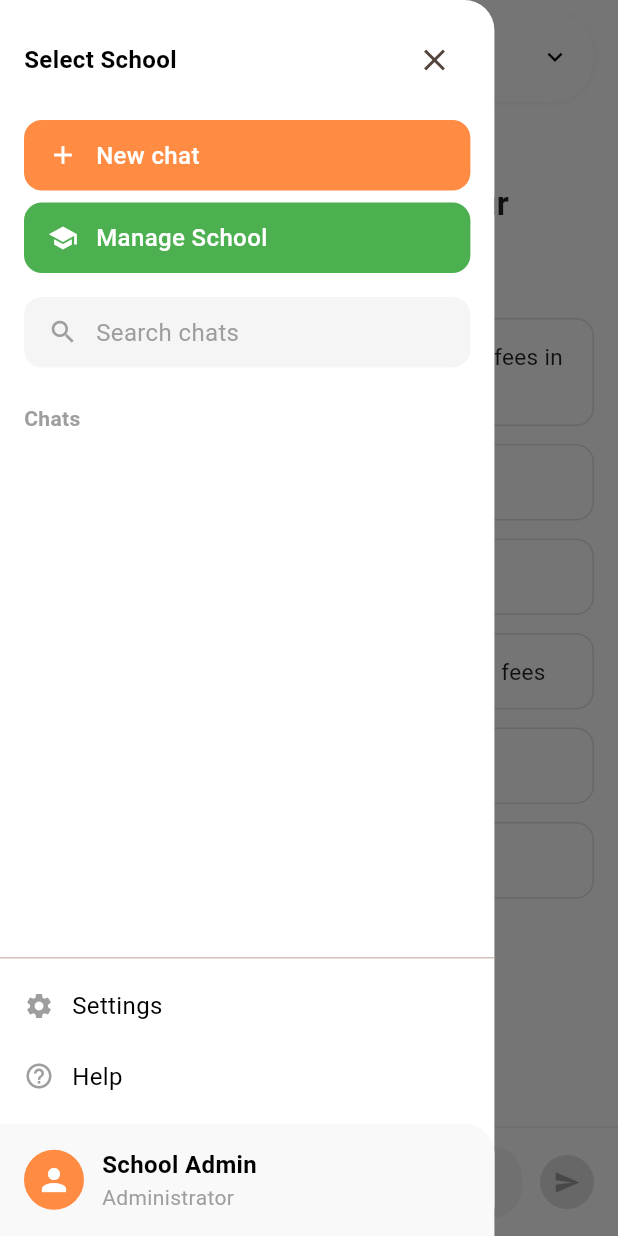
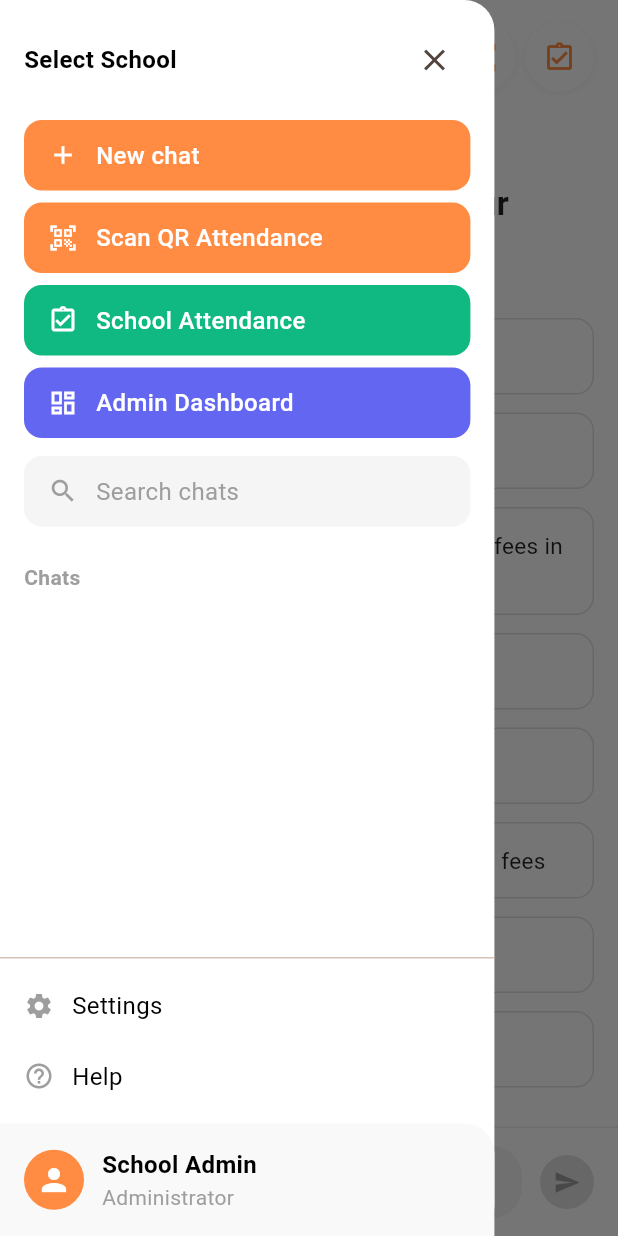
Before and after one commit to olasegirioluwa3/zed-school-ai-mgt, a Flutter app: the AiHomeScreen screen opened directly, with the side drawer open, on a phone screen of 412 x 824 dp. Run offline on Flutter 3.47's test engine with Material 3 defaults, Android fonts, the phone set to English and light mode, and no system bars; our stand-ins replace file_picker, flutter_markdown, google_mobile_ads, image_picker, shared_preferences; missing offline and left inert: mobile_scanner; accounts and stored records are empty; network calls fail.

Commit message:
screen realigned with qrcode, ai and admin dahboard

```diff
--- a/lib/screens/adminapp/qr_scan_screen.dart
+++ b/lib/screens/adminapp/qr_scan_screen.dart
@@ -49,7 +49,6 @@ class _QrScanScreenState extends State<QrScanScreen>
   // Real-time scan feedback & timer
   Timer? _scanTimer;
   int _secondsElapsed = 0;
-  int _framesAnalyzed = 0;
 
   // Track staff members scanned during this active session
   final List<StaffAttendanceRecord> _sessionAttendance = [];
@@ -74,13 +73,11 @@ class _QrScanScreenState extends State<QrScanScreen>
   void _startScanTimer() {
     _scanTimer?.cancel();
     _secondsElapsed = 0;
-    _framesAnalyzed = 0;
     _scanTimer = Timer.periodic(const Duration(seconds: 1), (timer) {
       if (!mounted) return;
       if (!_isProcessing) {
         setState(() {
           _secondsElapsed++;
-          _framesAnalyzed += 15; // approximate live frames
         });
       }
     });
@@ -89,7 +86,6 @@ class _QrScanScreenState extends State<QrScanScreen>
   void _resetScanTimer() {
     setState(() {
       _secondsElapsed = 0;
-      _framesAnalyzed = 0;
       _isProcessing = false;
     });
   }
@@ -773,7 +769,7 @@ class _QrScanScreenState extends State<QrScanScreen>
                                 const Color(0xFFFF7A00),
                                 const Color(0xFFFFB066),
                                 const Color(0xFFFF7A00),
-                                const Color(0xFFFF7A00).withOpacity(0.0),
+                                const Color(0xFFFF7A00).withValues(alpha: 0.0),
                               ],
                             ),
                             boxShadow: [
--- a/lib/screens/ai_home/ai_home_screen.dart
+++ b/lib/screens/ai_home/ai_home_screen.dart
@@ -6,6 +6,7 @@ import '../../models/zed/zed_chat_message.dart';
 import '../../models/zed/zed_api_exception.dart';
 import '../../services/school_service.dart';
 import '../../services/zed_ai_service.dart';
+import '../../services/ad_service.dart';
 import '../../config/api_config.dart';
 import '../../widgets/ai_navigation_drawer.dart';
 import '../../widgets/school_selector.dart';
@@ -14,9 +15,9 @@ import '../../widgets/chat/ai_message.dart';
 import '../../widgets/chat/ai_typing_indicator.dart';
 import '../../widgets/chat/chat_input.dart';
 import '../../widgets/chat/suggestion_chip.dart';
-import '../../widgets/ad_banner_widget.dart';
-import '../../services/ad_service.dart';
 import '../adminapp/admin_home.dart';
+import '../adminapp/school_attendance_screen.dart';
+import '../adminapp/qr_scan_screen.dart';
 
 class AiHomeScreen extends StatefulWidget {
   const AiHomeScreen({super.key});
@@ -173,10 +174,18 @@ class _AiHomeScreenState extends State<AiHomeScreen> {
         onSettings: _handleSettings,
         onHelp: _handleHelp,
         onManageSchool: _handleManageSchool,
+        onAttendance: () {
+          Navigator.of(context).pop();
+          _openSchoolAttendance();
+        },
+        onQrScan: () {
+          Navigator.of(context).pop();
+          _openQrScanner();
+        },
       ),
       body: Column(
         children: [
-          // Fixed header - DO NOT MODIFY
+          // Fixed header
           SafeArea(
             bottom: false,
             child: Padding(
@@ -186,7 +195,7 @@ class _AiHomeScreenState extends State<AiHomeScreen> {
                   Builder(
                     builder: (context) => _buildMenuButton(context),
                   ),
-                  const SizedBox(width: 12),
+                  const SizedBox(width: 8),
                   Expanded(
                     child: SchoolSelector(
                       currentSchool: _currentSchool,
@@ -194,21 +203,25 @@ class _AiHomeScreenState extends State<AiHomeScreen> {
                       onSchoolSelected: _handleSchoolSelected,
                     ),
                   ),
+                  const SizedBox(width: 8),
+                  _buildHeaderIconButton(
+                    icon: Icons.qr_code_scanner,
+                    tooltip: 'Scan Attendance',
+                    onTap: _openQrScanner,
+                  ),
+                  const SizedBox(width: 6),
+                  _buildHeaderIconButton(
+                    icon: Icons.assignment_turned_in_outlined,
+                    tooltip: 'Attendance Records',
+                    onTap: _openSchoolAttendance,
+                  ),
                 ],
               ),
             ),
           ),
-          // Banner Ad above chat response
-          const AdBannerWidget(
-            margin: EdgeInsets.symmetric(vertical: 4),
-          ),
           // Chat content area
           Expanded(
             child: _messages.isEmpty ? _buildEmptyState() : _buildChatMessages(),
-          ),
-          // Banner Ad fixed above input field
-          const AdBannerWidget(
-            margin: EdgeInsets.symmetric(vertical: 4),
           ),
           // Chat input
           ChatInput(
@@ -251,6 +264,16 @@ class _AiHomeScreenState extends State<AiHomeScreen> {
             ],
           ),
           const SizedBox(height: 32),
+          SuggestionChip(
+            text: 'Take staff attendance (Scan QR Code)',
+            onTap: _openQrScanner,
+          ),
+          const SizedBox(height: 12),
+          SuggestionChip(
+            text: 'View today\'s staff attendance records',
+            onTap: _openSchoolAttendance,
+          ),
+          const SizedBox(height: 12),
           SuggestionChip(
             text: 'How many students have paid their school fees in SSS 3?',
             onTap: () => _handleSuggestionTap('How many students have paid their school fees in SSS 3?'),
@@ -348,10 +371,41 @@ class _AiHomeScreenState extends State<AiHomeScreen> {
     );
   }
 
+  Widget _buildHeaderIconButton({
+    required IconData icon,
+    required String tooltip,
+    required VoidCallback onTap,
+  }) {
+    return Tooltip(
+      message: tooltip,
+      child: GestureDetector(
+        onTap: onTap,
+        child: Container(
+          width: menuButtonSize,
+          height: menuButtonSize,
+          decoration: BoxDecoration(
+            color: whiteColor,
+            shape: BoxShape.circle,
+            boxShadow: [
+              BoxShadow(
+                color: Colors.grey.withValues(alpha: 0.1),
+                spreadRadius: 1,
+                blurRadius: 3,
+                offset: const Offset(0, 1),
+              ),
+            ],
+          ),
+          child: Icon(
+            icon,
+            color: const Color(0xFFFF8C42),
+            size: 22,
+          ),
+        ),
+      ),
+    );
+  }
+
   void _handleSchoolSelected(School school) {
-    if (_currentSchool?.id != school.id) {
-      AdService.instance.showRewardedAd();
-    }
     setState(() {
       _currentSchool = school;
       _schoolService.selectSchool(school.id);
@@ -702,6 +756,25 @@ class _AiHomeScreenState extends State<AiHomeScreen> {
     );
   }
 
+  void _openQrScanner() {
+    Navigator.of(context).push(
+      MaterialPageRoute(
+        builder: (context) => QrScanScreen(
+          schoolName: _currentSchool?.name,
+        ),
+      ),
+    );
+  }
+
+  void _openSchoolAttendance() {
+    Navigator.of(context).push(
+      MaterialPageRoute(
+        builder: (context) => SchoolAttendanceScreen(
+          initialSchoolId: _currentSchool?.id,
+        ),
+      ),
+    );
+  }
 }
 
 class _Dot extends StatelessWidget {
--- a/lib/screens/login/login_screen.dart
+++ b/lib/screens/login/login_screen.dart
@@ -1,5 +1,5 @@
 import 'package:flutter/material.dart';
-import '../adminapp/school_screen.dart';
+import '../ai_home/ai_home_screen.dart';
 import '../../services/school_service.dart';
 import '../../services/auth_service.dart';
 import '../../models/zed/zed_api_exception.dart';
@@ -235,11 +235,11 @@ class _LoginScreenState extends State<LoginScreen> {
         password: password,
       );
 
-      // After login, fetch schools and navigate to school selection
+      // After login, fetch schools and navigate to AI chat page
       await SchoolService().fetchSchools();
       if (mounted) {
         Navigator.of(context).pushReplacement(
-          MaterialPageRoute(builder: (context) => const SchoolScreen()),
+          MaterialPageRoute(builder: (context) => const AiHomeScreen()),
         );
       }
     } on ZedApiException catch (e) {
--- a/lib/widgets/ai_navigation_drawer.dart
+++ b/lib/widgets/ai_navigation_drawer.dart
@@ -15,6 +15,8 @@ class AiNavigationDrawer extends StatelessWidget {
   final VoidCallback onSettings;
   final VoidCallback onHelp;
   final VoidCallback onManageSchool;
+  final VoidCallback? onAttendance;
+  final VoidCallback? onQrScan;
 
   const AiNavigationDrawer({
     super.key,
@@ -30,6 +32,8 @@ class AiNavigationDrawer extends StatelessWidget {
     required this.onSettings,
     required this.onHelp,
     required this.onManageSchool,
+    this.onAttendance,
+    this.onQrScan,
   });
 
   @override
@@ -53,9 +57,19 @@ class AiNavigationDrawer extends StatelessWidget {
           // New chat button
           _buildNewChatButton(),
           const SizedBox(height: 8),
+          // QR Attendance Scan button
+          if (onQrScan != null) ...[
+            _buildQrScanButton(),
+            const SizedBox(height: 8),
+          ],
+          // School Attendance button
+          if (onAttendance != null) ...[
+            _buildAttendanceButton(),
+            const SizedBox(height: 8),
+          ],
           // Manage School button
           _buildManageSchoolButton(),
-          const SizedBox(height: 16),
+          const SizedBox(height: 12),
           // Search chats
           _buildSearchChats(),
           const SizedBox(height: 8),
@@ -136,6 +150,74 @@ class AiNavigationDrawer extends StatelessWidget {
     );
   }
 
+  Widget _buildQrScanButton() {
+    return Padding(
+      padding: const EdgeInsets.symmetric(horizontal: 16),
+      child: GestureDetector(
+        onTap: onQrScan,
+        child: Container(
+          padding: const EdgeInsets.symmetric(horizontal: 16, vertical: 12),
+          decoration: BoxDecoration(
+            color: const Color(0xFFFF8C42),
+            borderRadius: BorderRadius.circular(12),
+          ),
+          child: const Row(
+            children: [
+              Icon(
+                Icons.qr_code_scanner,
+                color: Colors.white,
+                size: 20,
+              ),
+              SizedBox(width: 12),
+              Text(
+                'Scan QR Attendance',
+                style: TextStyle(
+                  color: Colors.white,
+                  fontSize: 16,
+                  fontWeight: FontWeight.w500,
+                ),
+              ),
+            ],
+          ),
+        ),
+      ),
+    );
+  }
+
+  Widget _buildAttendanceButton() {
+    return Padding(
+      padding: const EdgeInsets.symmetric(horizontal: 16),
+      child: GestureDetector(
+        onTap: onAttendance,
+        child: Container(
+          padding: const EdgeInsets.symmetric(horizontal: 16, vertical: 12),
+          decoration: BoxDecoration(
+            color: const Color(0xFF10B981),
+            borderRadius: BorderRadius.circular(12),
+          ),
+          child: const Row(
+            children: [
+              Icon(
+                Icons.assignment_turned_in_outlined,
+                color: Colors.white,
+                size: 20,
+              ),
+              SizedBox(width: 12),
+              Text(
+                'School Attendance',
+                style: TextStyle(
+                  color: Colors.white,
+                  fontSize: 16,
+                  fontWeight: FontWeight.w500,
+                ),
+              ),
+            ],
+          ),
+        ),
+      ),
+    );
+  }
+
   Widget _buildManageSchoolButton() {
     return Padding(
       padding: const EdgeInsets.symmetric(horizontal: 16),
@@ -144,19 +226,19 @@ class AiNavigationDrawer extends StatelessWidget {
         child: Container(
           padding: const EdgeInsets.symmetric(horizontal: 16, vertical: 12),
           decoration: BoxDecoration(
-            color: const Color(0xFF4CAF50),
+            color: const Color(0xFF6366F1),
             borderRadius: BorderRadius.circular(12),
           ),
           child: const Row(
             children: [
               Icon(
-                Icons.school,
+                Icons.dashboard_outlined,
                 color: Colors.white,
                 size: 20,
               ),
               SizedBox(width: 12),
               Text(
-                'Manage School',
+                'Admin Dashboard',
                 style: TextStyle(
                   color: Colors.white,
                   fontSize: 16,
--- a/pubspec.yaml
+++ b/pubspec.yaml
@@ -4,7 +4,7 @@ description: "ZED School AI for school owners and admins."
 # pub.dev using `flutter pub publish`. This is preferred for private packages.
 publish_to: 'none' # Remove this line if you wish to publish to pub.dev
 
-version: 1.0.0+2
+version: 1.0.0+4
 
 environment:
   sdk: ^3.11.0-296.4.beta
```
Also changed, not shown: lib/screens/adminapp/admin_home.dart (+77 -30 lines), lib/screens/adminapp/school_attendance_screen.dart (+6 -6 lines), lib/screens/adminapp/staff_attendance_success_screen.dart (+14 -10 lines), 1 other file.
